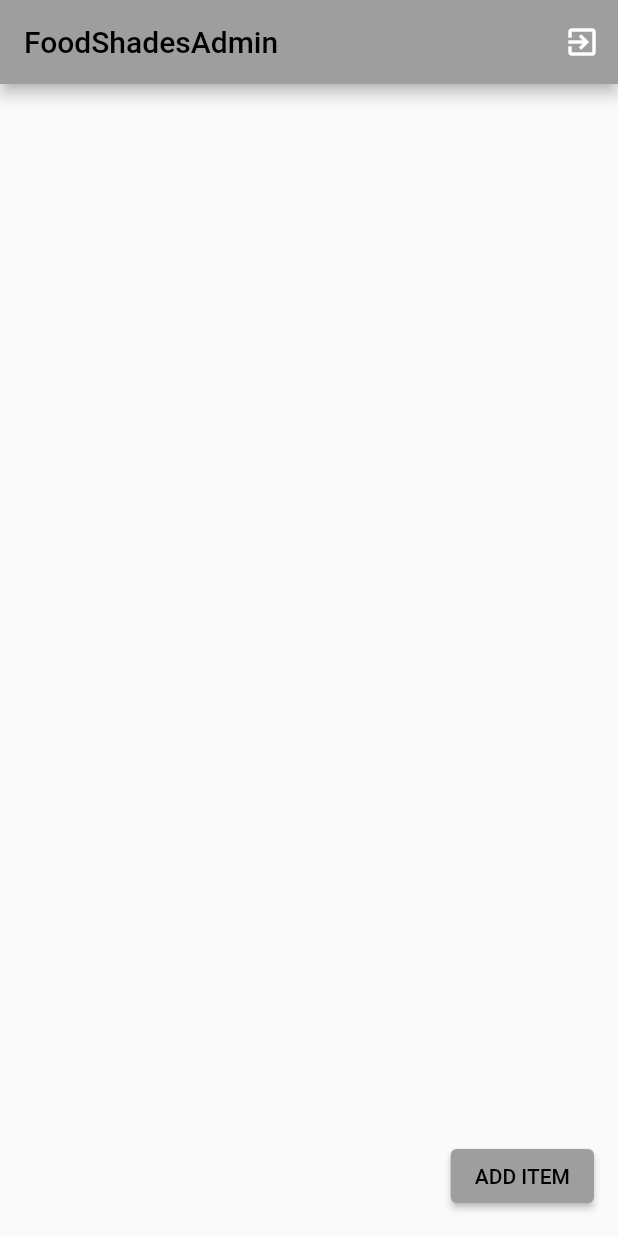
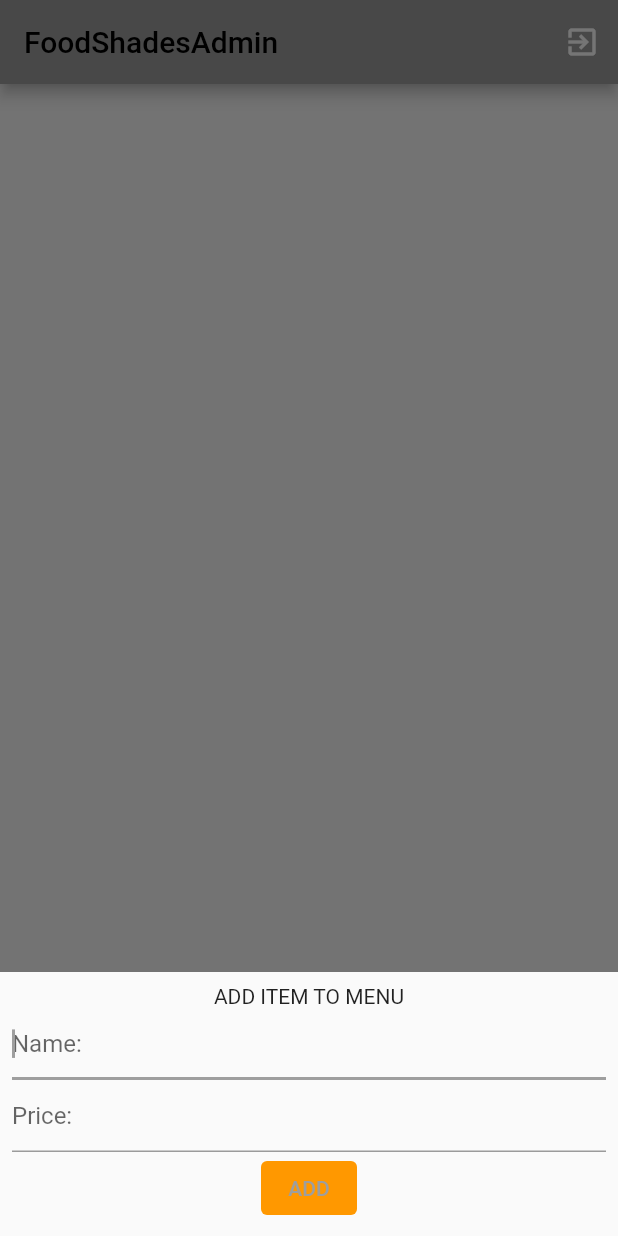
Before and after one commit to Simran2000-jpg/FoodShades, a Flutter app: the AdminScreen screen opened directly, after a tap on "ADD ITEM", on a phone screen of 412 x 824 dp. Run offline on Flutter 3.47's test engine with Material 2 defaults, Android fonts, the phone set to English and light mode, and no system bars; our stand-ins replace awesome_notifications, circular_countdown_timer, cloud_firestore, firebase_auth, firebase_core, flutter_secure_storage and 3 more; missing offline and left inert: razorpay_flutter; accounts and stored records are empty.

Commit message:
added admin menu

```diff
--- /dev/null
+++ b/shades_food/lib/screens/admin/additemAdmin.dart
@@ -0,0 +1,73 @@
+import 'package:cloud_firestore/cloud_firestore.dart';
+import 'package:flutter/material.dart';
+
+class AddItemAdmin extends StatefulWidget {
+  const AddItemAdmin({Key? key}) : super(key: key);
+
+  @override
+  _AddItemAdminState createState() => _AddItemAdminState();
+}
+
+class _AddItemAdminState extends State<AddItemAdmin> {
+  FirebaseFirestore _firestore = FirebaseFirestore.instance;
+  String _name = "";
+  String _price = "";
+  void addData() async {
+    try {
+      await _firestore.collection("Dish").add({
+        'name': _name,
+        "price": _price,
+      });
+      ;
+    } catch (e) {
+      print(e);
+    }
+  }
+
+  @override
+  Widget build(BuildContext context) {
+    return SingleChildScrollView(
+      child: Container(
+        padding: MediaQuery.of(context).viewInsets,
+        child: Padding(
+          padding: const EdgeInsets.all(8.0),
+          child: Column(
+            children: <Widget>[
+              Text('ADD ITEM TO MENU'),
+              TextField(
+                onChanged: (value) {
+                  setState(() {
+                    _name = value;
+                  });
+                },
+                autofocus: true,
+                decoration: new InputDecoration(
+                  hintText: 'Name: ',
+                ),
+              ),
+              TextField(
+                autofocus: true,
+                onChanged: (value) {
+                  setState(() {
+                    _price = value;
+                  });
+                },
+                decoration: new InputDecoration(
+                  hintText: 'Price: ',
+                ),
+              ),
+              TextButton(
+                  onPressed: () {
+                    addData();
+                  },
+                  child: Text('ADD'),
+                  style: ButtonStyle(
+                      backgroundColor:
+                          MaterialStateProperty.all<Color>(Colors.orange))),
+            ],
+          ),
+        ),
+      ),
+    );
+  }
+}
--- a/shades_food/lib/screens/admin/admin_orderlist.dart
+++ b/shades_food/lib/screens/admin/admin_orderlist.dart
@@ -27,7 +27,11 @@ class _Admin_OrderListState extends State<Admin_OrderList> {
                 ? ListView(
                     children: snapshot.data!.docs.map((document) {
                       return Center(
+                        child: Padding(
+                          padding: const EdgeInsets.all(8.0),
                           child: Container(
+                            decoration: BoxDecoration(
+                                border: Border.all(color: Colors.blueAccent)),
                             width: MediaQuery.of(context).size.width / 1.2,
                             child: Column(
                               children: <Widget>[
@@ -52,6 +56,7 @@ class _Admin_OrderListState extends State<Admin_OrderList> {
                               ],
                             ),
                           ),
+                        ),
                       );
                     }).toList(),
                   )
--- a/shades_food/lib/screens/admin/adminscreen.dart
+++ b/shades_food/lib/screens/admin/adminscreen.dart
@@ -1,5 +1,6 @@
 import 'package:firebase_auth/firebase_auth.dart';
 import 'package:flutter/material.dart';
+import 'package:shades_food/screens/admin/additemAdmin.dart';
 import 'package:shades_food/screens/admin/admin_orderlist.dart';
 
 import '../../splashscreen.dart';
@@ -33,7 +34,15 @@ class _AdminScreenState extends State<AdminScreen> {
         ],
       ),
       floatingActionButton: ElevatedButton(
-        onPressed: () {},
+        style: ButtonStyle(
+            alignment: Alignment.center,
+            backgroundColor: MaterialStateProperty.all<Color>(Colors.orange)),
+        onPressed: () {
+          showModalBottomSheet(
+              isScrollControlled: true,
+              context: context,
+              builder: (context) => AddItemAdmin());
+        },
         child: Text('ADD ITEM'),
       ),
       body: Admin_OrderList(),
```
Lines whose indentation alone changed are shown as unchanged.
